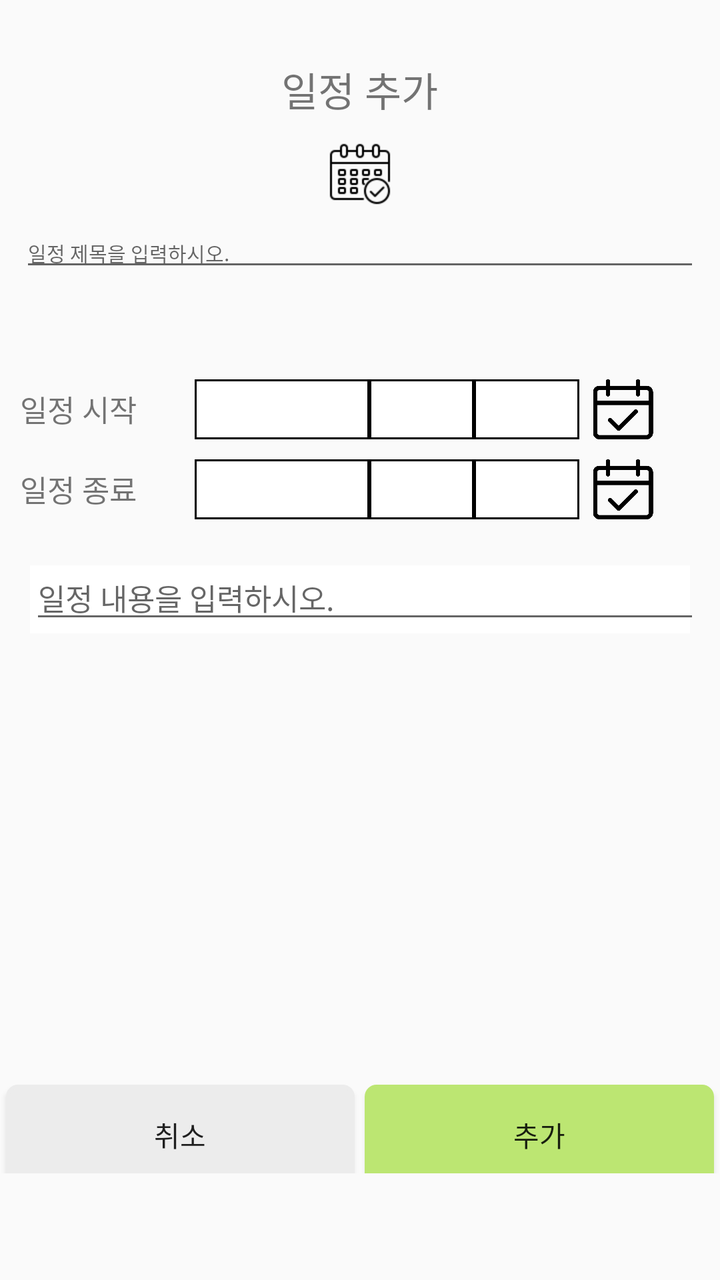
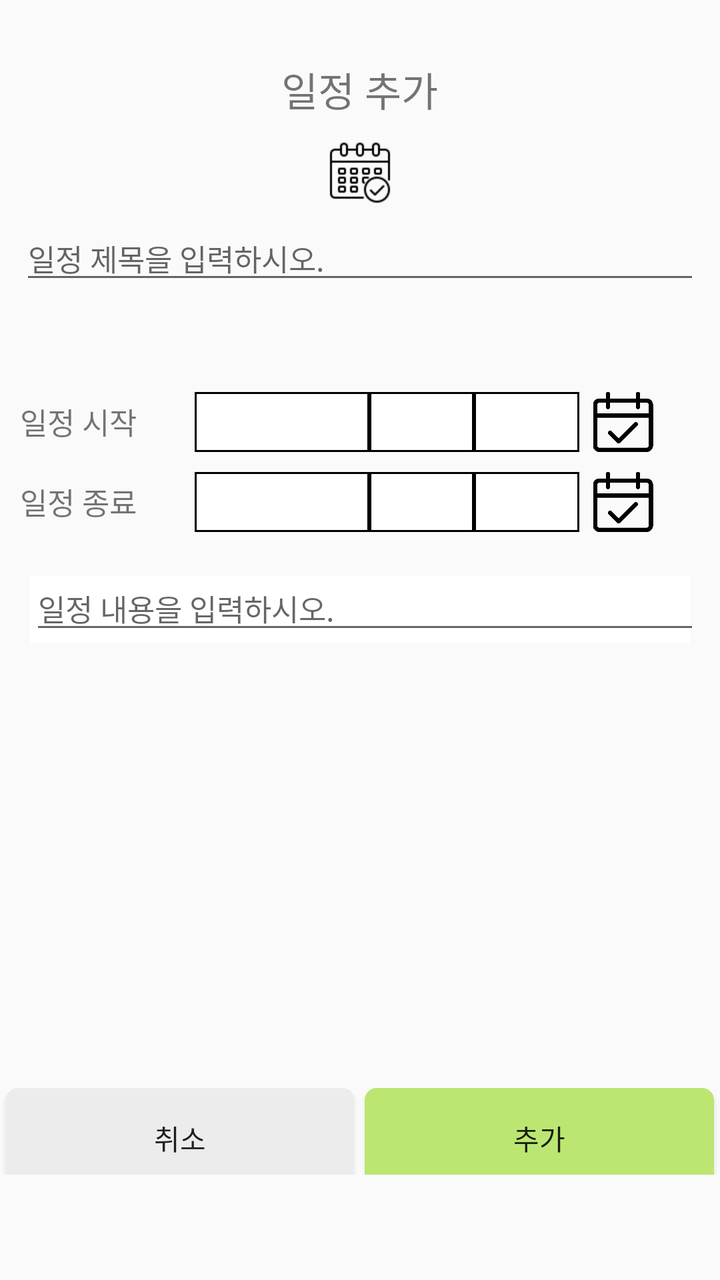

An Android layout rendered at two revisions. The XML below is the earlier revision; the diff shows what the commit changed to produce the second picture.
<!-- AndroidManifest.xml: application theme Theme.AppCompat.Light.DarkActionBar -->
<!-- res/layout/activity_schedule_add.xml -->
<?xml version="1.0" encoding="utf-8"?>
<LinearLayout xmlns:android="http://schemas.android.com/apk/res/android"
    xmlns:app="http://schemas.android.com/apk/res-auto"
    xmlns:tools="http://schemas.android.com/tools"
    android:layout_width="match_parent"
    android:layout_height="match_parent"
    tools:context=".ScheduleAdd"
    android:background="#00ff0000"
    android:orientation="vertical"
    android:weightSum="6">
    <TextView
        android:layout_marginTop="30dp"
        android:layout_width="wrap_content"
        android:layout_height="0dp"
        android:layout_gravity="center"
        android:textSize="20dp"
        android:text="일정 추가"
        android:layout_weight="0.4"/>

    <ImageView
        android:layout_width="wrap_content"
        android:layout_height="0dp"
        android:layout_gravity="center"
        android:src="@drawable/calendaradd"
        android:layout_weight="0.5"/>

    <EditText
    android:id="@+id/scheduleTitle"
    android:layout_width="match_parent"
    android:layout_height="wrap_content"
    android:textSize="10dp"
    android:layout_marginRight="10dp"
    android:layout_marginLeft="10dp"
    android:hint="일정 제목을 입력하시오."/>
    <TextView
        android:layout_width="wrap_content"
        android:layout_height="wrap_content"
        android:id="@+id/addScheduleE"/>

    <LinearLayout
        android:layout_width="match_parent"
        android:layout_height="0dp"
        android:orientation="vertical"
        android:layout_marginTop="30dp"
        android:layout_weight="1">
        <LinearLayout
            android:layout_marginLeft="10dp"
            android:layout_width="match_parent"
            android:layout_height="wrap_content"
            android:weightSum="4">
            <TextView
                android:layout_width="0dp"
                android:layout_height="wrap_content"
                android:layout_weight="1"
                android:textSize="15dp"
                android:text="일정 시작"/>
            <TextView
                android:id="@+id/startDay"
                android:layout_width="0dp"
                android:layout_height="match_parent"
                android:background="@drawable/edge"
                android:layout_weight="1"
                android:textSize="20dp" />
            <TextView
                android:id="@+id/startDay_month"
                android:layout_width="0dp"
                android:layout_weight="0.6"
                android:background="@drawable/edge"
                android:layout_height="match_parent"
                android:textSize="20dp" />
            <TextView
                android:id="@+id/startDay_day"
                android:layout_width="0dp"
                android:layout_weight="0.6"
                android:background="@drawable/edge"
                android:layout_height="match_parent"
                android:textSize="20dp" />

            <ImageView
                android:id="@+id/startDate"
                android:layout_width="0dp"
                android:layout_height="30dp"
                android:layout_weight="0.5"
                android:scaleType="fitCenter"
                android:src="@drawable/date1" />

        </LinearLayout>
        <LinearLayout
            android:layout_marginLeft="10dp"
            android:layout_width="match_parent"
            android:layout_height="wrap_content"
            android:layout_marginTop="10dp"
            android:weightSum="4">
            <TextView
                android:layout_width="0dp"
                android:layout_height="wrap_content"
                android:layout_weight="1"
                android:textSize="15dp"
                android:text="일정 종료"/>
            <TextView
                android:id="@+id/endDay"
                android:layout_width="0dp"
                android:layout_height="match_parent"
                android:background="@drawable/edge"
                android:layout_weight="1"
                android:textSize="20dp" />
            <TextView
                android:id="@+id/endDay_month"
                android:layout_width="0dp"
                android:layout_weight="0.6"
                android:background="@drawable/edge"
                android:layout_height="match_parent"
                android:textSize="20dp" />
            <TextView
                android:id="@+id/endDay_day"
                android:layout_width="0dp"
                android:layout_weight="0.6"
                android:background="@drawable/edge"
                android:layout_height="match_parent"
                android:textSize="20dp" />

            <ImageView
                android:id="@+id/endDate"
                android:layout_width="0dp"
                android:layout_height="30dp"
                android:scaleType="fitCenter"
                android:layout_weight="0.5"
                android:src="@drawable/date1"/>

        </LinearLayout>

   </LinearLayout>

    <LinearLayout
        android:layout_width="match_parent"
        android:layout_height="0dp"
        android:orientation="vertical"
        android:layout_marginRight="10dp"
        android:layout_marginLeft="10dp"
        android:background="@drawable/border_layout"
        android:layout_weight="0.5">
        <EditText
            android:id="@+id/scheduleContents"
            android:layout_width="match_parent"
            android:layout_height="wrap_content"
            android:hint="일정 내용을 입력하시오."
            android:layout_marginLeft="5dp"
            android:textSize="15dp"
            android:isScrollContainer="true"
            android:inputType="textMultiLine"
            android:maxHeight="100dp"/>
    </LinearLayout>

    <LinearLayout
        android:layout_width="match_parent"
        android:layout_height="0dp"
        android:layout_weight="1.5"/>
    <LinearLayout
        android:layout_width="match_parent"
        android:layout_height="0dp"
        android:layout_weight="1"/>
    <LinearLayout
        android:layout_width="match_parent"
        android:layout_height="0dp"
        android:layout_weight="0.5">
        <Button
            android:layout_marginLeft="3dp"
            android:layout_marginRight="5dp"
            android:id="@+id/addBack"
            android:background="@drawable/btn_re"
            android:layout_width="0dp"
            android:layout_weight="1"
            android:layout_height="50dp"
            android:layout_gravity="left"
            android:text="취소"/>

        <Button
            android:background="@drawable/btn_ba"
            android:layout_width="0dp"
            android:layout_weight="1"
            android:layout_height="50dp"
            android:layout_marginRight="3dp"
            android:layout_gravity="end"
            android:id="@+id/scheduleAdd"
            android:text="추가" />

    </LinearLayout>


</LinearLayout>
<!-- resources referenced by this layout -->
<resources>
  <!-- drawable border_layout (drawable) -->
  <?xml version="1.0" encoding="utf-8"?>
  <layer-list xmlns:android="http://schemas.android.com/apk/res/android">
  
      <item
          android:start="5dp"
          android:end="5dp"
          android:top="5dp"
          android:bottom="5dp">
          <shape android:shape="rectangle">
              <stroke android:width="2dp"
                  android:color="@color/white"/>
              <solid android:color="@color/white"/>
          </shape>
      </item>
  </layer-list>
  <!-- drawable btn_ba (drawable) -->
  <?xml version="1.0" encoding="utf-8"?>
  <shape xmlns:android="http://schemas.android.com/apk/res/android">
  
      <solid android:color="#BCE672"/>
  
      <stroke
          android:width="2dp"
          android:color="#BCE672"/>
      <corners
          android:topLeftRadius="5dp"
          android:topRightRadius="5dp"
          android:bottomLeftRadius="5dp"
          android:bottomRightRadius="5dp" />
  
  </shape>
  <!-- drawable btn_re (drawable) -->
  <?xml version="1.0" encoding="utf-8"?>
  <shape xmlns:android="http://schemas.android.com/apk/res/android">
  
      <solid android:color="#ececec"/>
  
      <stroke
          android:width="2dp"
          android:color="#ececec"/>
      <corners
          android:topLeftRadius="5dp"
          android:topRightRadius="5dp"
          android:bottomLeftRadius="5dp"
          android:bottomRightRadius="5dp" />
  
  </shape>
  <!-- drawable calendaradd: png bitmap (drawable-xhdpi, 1170 bytes) -->
  <!-- drawable date1: png bitmap (drawable-xhdpi, 6268 bytes) -->
  <!-- drawable edge (drawable) -->
  <?xml version="1.0" encoding="utf-8"?>
  <layer-list xmlns:android="http://schemas.android.com/apk/res/android">
      <item>
          <shape android:shape="rectangle">
              <stroke android:width = "1dp" android:color ="#000000"/>
              <solid android:color="#FFFFFF"/>
          </shape>
      </item>
  
  </layer-list>
  <color name="white">#FFFFFF</color>
</resources>

<!-- the commit's change to res/layout/activity_schedule_add.xml (unified diff, before → after) -->
@@ -28,7 +28,7 @@
     android:id="@+id/scheduleTitle"
     android:layout_width="match_parent"
     android:layout_height="wrap_content"
-    android:textSize="10dp"
+    android:textSize="15dp"
     android:layout_marginRight="10dp"
     android:layout_marginLeft="10dp"
     android:hint="일정 제목을 입력하시오."/>
